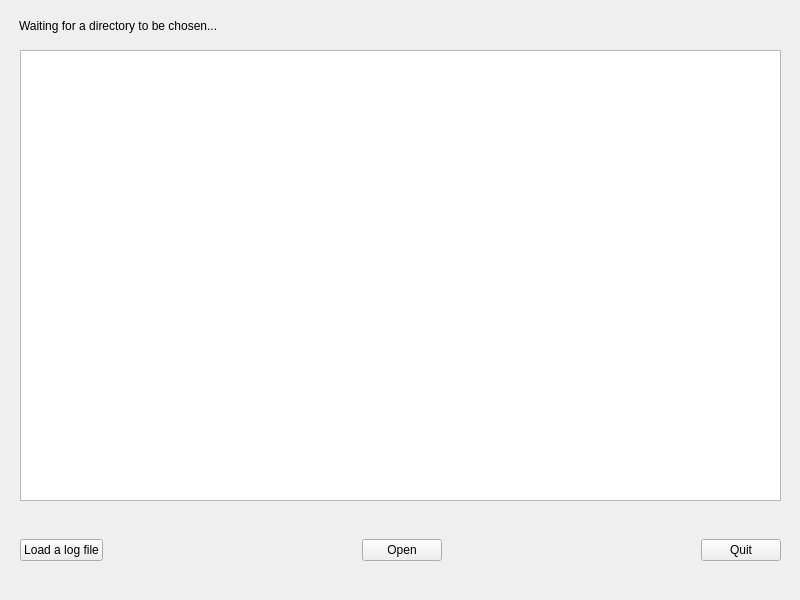
Before: the Qt Designer form Qt/directoryoverwatch.ui in Skimmeroni/CPlusPlus-Unimib-Progetto, drawn with Qt 5.
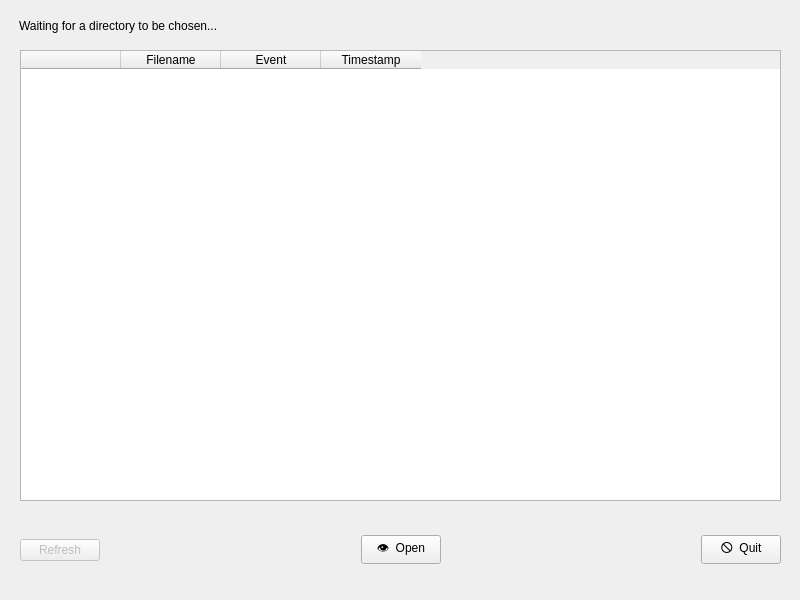
After: the same form once the commit is applied.

```diff
--- a/Qt/directoryoverwatch.ui
+++ b/Qt/directoryoverwatch.ui
@@ -35,6 +35,29 @@
       <height>451</height>
      </rect>
     </property>
+    <property name="rowCount">
+     <number>0</number>
+    </property>
+    <column>
+     <property name="text">
+      <string/>
+     </property>
+    </column>
+    <column>
+     <property name="text">
+      <string>Filename</string>
+     </property>
+    </column>
+    <column>
+     <property name="text">
+      <string>Event</string>
+     </property>
+    </column>
+    <column>
+     <property name="text">
+      <string>Timestamp</string>
+     </property>
+    </column>
    </widget>
    <widget class="QWidget" name="horizontalLayoutWidget">
     <property name="geometry">
@@ -47,9 +70,12 @@
     </property>
     <layout class="QHBoxLayout" name="horizontalLayout">
      <item>
-      <widget class="QPushButton" name="loadLog">
+      <widget class="QPushButton" name="refresh">
+       <property name="enabled">
+        <bool>false</bool>
+       </property>
        <property name="text">
-        <string>Load a log file</string>
+        <string>Refresh</string>
        </property>
       </widget>
      </item>
@@ -69,7 +95,7 @@
      <item>
       <widget class="QPushButton" name="chooseDirectory">
        <property name="text">
-        <string>Open</string>
+        <string>👁️  Open</string>
        </property>
       </widget>
      </item>
@@ -89,7 +115,7 @@
      <item>
       <widget class="QPushButton" name="quit">
        <property name="text">
-        <string>Quit</string>
+        <string>🛇  Quit</string>
        </property>
       </widget>
      </item>
```
Left out of the diff: 2 changed lines with no effect on the pictures.
